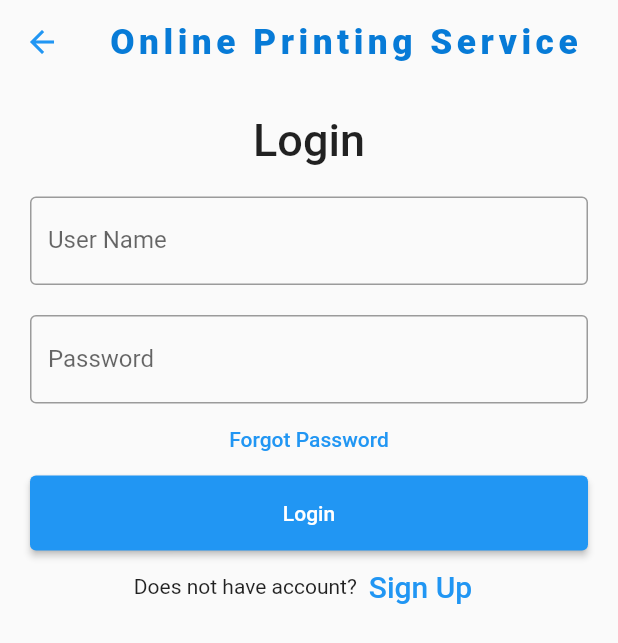
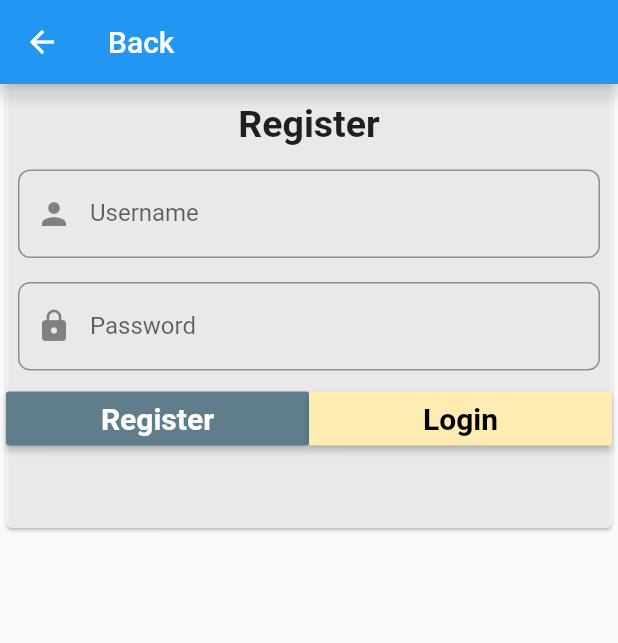
Before and after one commit to LiyanaZaiman/FYP, a Flutter app: the LoginSignup screen opened directly, after a tap on "Sign Up", on a phone screen of 412 x 824 dp. Shown: the top 643 px of the screen. Run offline on Flutter 3.47's test engine with Material 2 defaults, Android fonts, the phone set to English and light mode, and no system bars; our stand-ins replace carousel_slider, fluttertoast; Roboto replaces fonts that are missing (Raleway).

Commit message:
signup page

```diff
--- a/lib/screens/home_page.dart
+++ b/lib/screens/home_page.dart
@@ -257,7 +257,7 @@ Widget build(BuildContext context) {
         /*********************Other Widgets Starts Here************************/
         Column(
           children: [
-          CustomerDetails(),
+          //CustomerDetails(),
           FeaturedTiles(screenSize: screenSize),
           FeaturedHeading(screenSize: screenSize),
           MainHeading(screenSize: screenSize),
--- a/lib/screens/login_signup.dart
+++ b/lib/screens/login_signup.dart
@@ -1,4 +1,5 @@
 import 'package:flutter/material.dart';
+import 'package:online_printing/screens/signup.dart';
 import 'package:online_printing/widgets/bottom_bar.dart';
 import 'package:online_printing/widgets/featured_heading.dart';
 import 'package:online_printing/widgets/featured_tiles.dart';
@@ -138,7 +139,9 @@ class _LoginSignupState extends State<LoginSignup> {
                         style: TextStyle(fontSize: 20),
                       ),
                       onPressed: () {
-                        //signup screen
+                    Navigator.pushReplacement(
+                      context,
+                      MaterialPageRoute(builder: (context) =>SignUp()));
                       },
                     )
                   ],
--- /dev/null
+++ b/lib/screens/signup.dart
@@ -0,0 +1,136 @@
+import 'dart:convert';
+
+import 'package:flutter/material.dart';
+import 'package:fluttertoast/fluttertoast.dart';
+import 'package:http/http.dart' as http;
+import 'package:online_printing/screens/home_page.dart';
+import 'package:online_printing/screens/login_signup.dart';
+// import 'DashBoard.dart';
+// import 'main.dart';
+
+class SignUp extends StatefulWidget {
+  @override
+  _SignUp createState() => _SignUp();
+}
+
+class _SignUp extends State<SignUp> {
+  TextEditingController user = TextEditingController();
+  TextEditingController pass = TextEditingController();
+
+  Future register() async {
+    var url = "http://172.18.82.141/flutter_api/register.php";
+    var response = await http.post(url as Uri, body: {
+      "username": user.text,
+      "password": pass.text,
+    });
+    var data = json.decode(response.body);
+    if (data == "Error") {
+    //   FlutterToast(context).showToast(
+    //       child: Text(
+    //     'User allready exit!',
+    //     style: TextStyle(fontSize: 25, color: Colors.red),
+    //   ));
+    // } else {
+    //   FlutterToast(context).showToast(
+    //       child: Text('Registration Successful',
+    //           style: TextStyle(fontSize: 25, color: Colors.green)));
+    //           Navigator.push(context, MaterialPageRoute(builder: (context)=>DashBoard(),),);
+    }
+  }
+
+  @override
+  Widget build(BuildContext context) {
+    return Scaffold(
+      appBar: AppBar(
+      title: InkWell(
+        child: const Text(
+          'Back',
+          style: TextStyle(fontSize: 20),
+        ),
+        onTap: () {
+      Navigator.pushReplacement(
+        context,
+        MaterialPageRoute(builder: (context) =>LoginSignup()));
+        },
+    )
+      ),
+      body: Container(
+        height: 300,
+        child: Card(
+          color: Colors.white70,
+          child: Column(
+            children: <Widget>[
+              Padding(
+                padding: const EdgeInsets.all(8.0),
+                child: Text(
+                  'Register',
+                  style: TextStyle(fontSize: 25, fontWeight: FontWeight.bold),
+                ),
+              ),
+              Padding(
+                padding: const EdgeInsets.all(8.0),
+                child: TextField(
+                  decoration: InputDecoration(
+                    labelText: 'Username',
+                    prefixIcon: Icon(Icons.person),
+                    border: OutlineInputBorder(
+                        borderRadius: BorderRadius.circular(8)),
+                  ),
+                  controller: user,
+                ),
+              ),
+              Padding(
+                padding: const EdgeInsets.all(8.0),
+                child: TextField(
+                  obscureText: true,
+                  decoration: InputDecoration(
+                    labelText: 'Password',
+                    prefixIcon: Icon(Icons.lock),
+                    border: OutlineInputBorder(
+                        borderRadius: BorderRadius.circular(8)),
+                  ),
+                  controller: pass,
+                ),
+              ),
+              Row(
+                children: <Widget>[
+                  Expanded(
+                    child: MaterialButton(
+                      color: Colors.blueGrey,
+                      child: Text('Register',
+                          style: TextStyle(
+                              fontSize: 20,
+                              fontWeight: FontWeight.bold,
+                              color: Colors.white)),
+                      onPressed: () {
+                        register();
+                      },
+                    ),
+                  ),
+                  Expanded(
+                    child: MaterialButton(
+                      color: Colors.amber[100],
+                      child: Text('Login',
+                          style: TextStyle(
+                              fontSize: 20,
+                              fontWeight: FontWeight.bold,
+                              color: Colors.black)),
+                      onPressed: () {
+                        Navigator.push(
+                          context,
+                          MaterialPageRoute(
+                            builder: (context) => HomePage(),
+                          ),
+                        );
+                      },
+                    ),
+                  ),
+                ],
+              )
+            ],
+          ),
+        ),
+      ),
+    );
+  }
+}
--- a/pubspec.yaml
+++ b/pubspec.yaml
@@ -40,6 +40,7 @@ dependencies:
   shared_preferences: ^2.0.0-nullsafety
   chewie: ^1.2.2
   video_player: ^2.1.10
+  fluttertoast:
 
   # The following adds the Cupertino Icons font to your application.
   # Use with the CupertinoIcons class for iOS style icons.
```
Also changed, not shown: lib/screens/aboutUs.dart (+32 -0 lines), lib/screens/order_page.dart (+83 -10 lines), lib/widgets/top_bar_contents.dart (+6 -5 lines), pubspec.lock.
